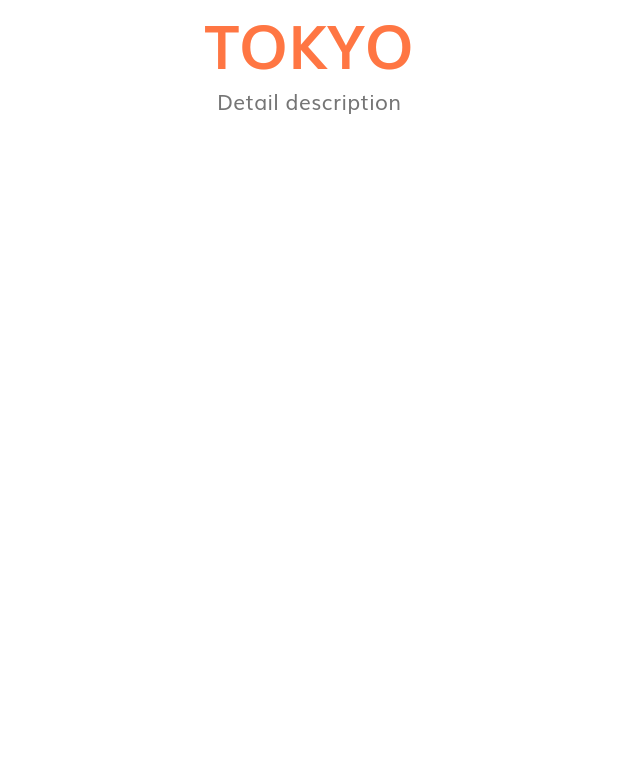
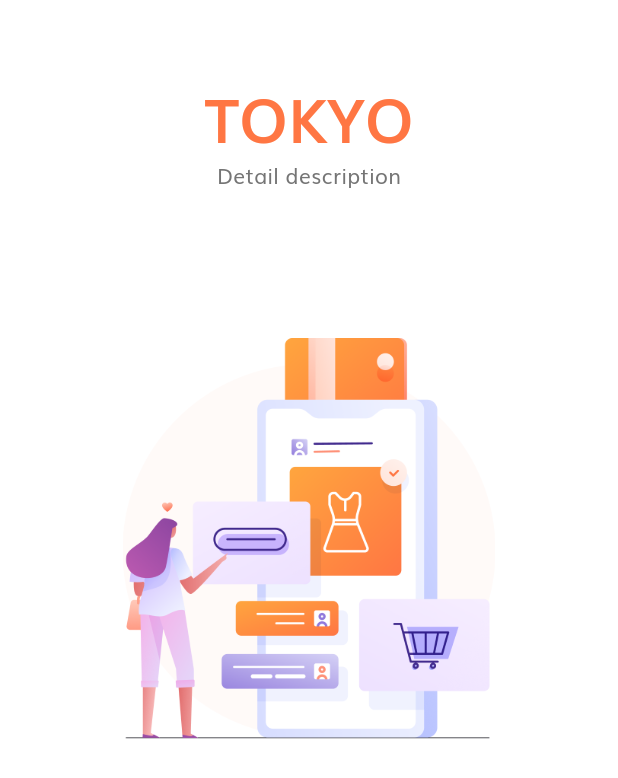
Before and after one commit to shaikhmoin/FlutterSample, a Flutter app: the screen it shows after launch, on a phone screen of 412 x 824 dp. Shown: the top 778 px of the screen. Run offline on Flutter 3.47's test engine with Material 2 defaults, Android fonts, the phone set to English and light mode, and no system bars.

Commit message:
Working on onboarding screen

```diff
--- a/firstfluttervscodeproj/lib/screens/splash/components/body.dart
+++ b/firstfluttervscodeproj/lib/screens/splash/components/body.dart
@@ -22,6 +22,7 @@ class _BodyState extends State<Body> {
              flex: 3,
              child: Column(
               children: <Widget>[
+                Spacer(),
                 Text(
                   "TOKYO",
                   style: TextStyle(
@@ -30,7 +31,13 @@ class _BodyState extends State<Body> {
                    fontWeight: FontWeight.bold,
                  )
                ),
-               const Text("Detail description")
+               const Text("Detail description"),
+               const Spacer(flex: 2),
+               Image.asset(
+                "assets/images/splash_1.png",
+                height: getProportionateScreenHeight(265),
+                width: getProportionateScreenWidth(235),
+               )
              ],
            ),
          ),
```
